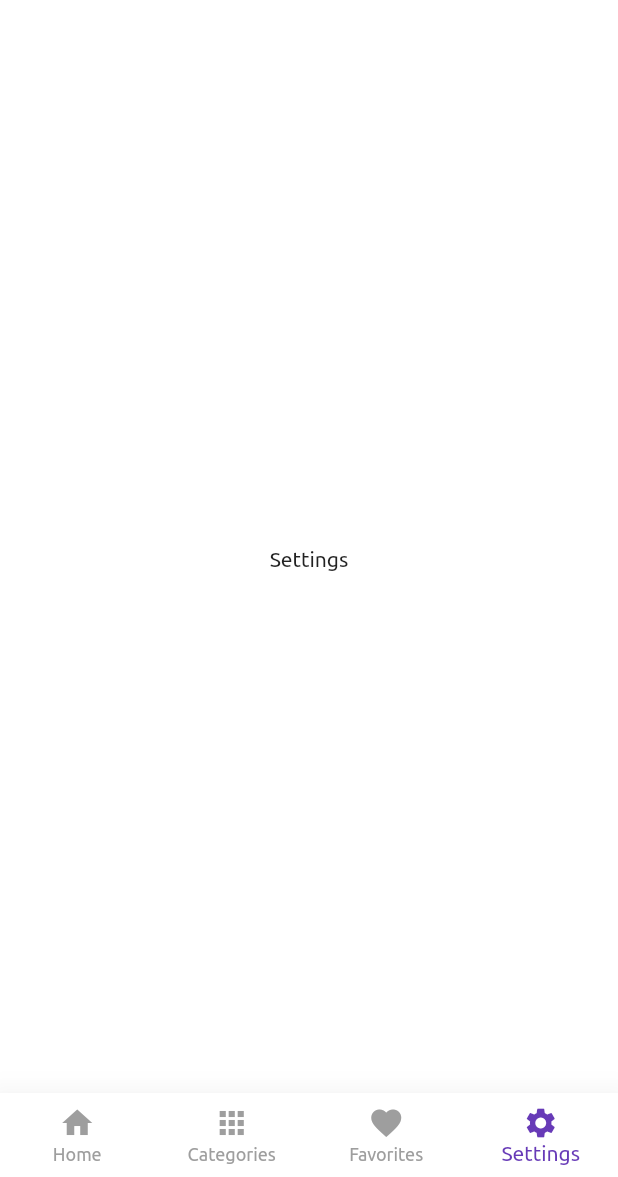
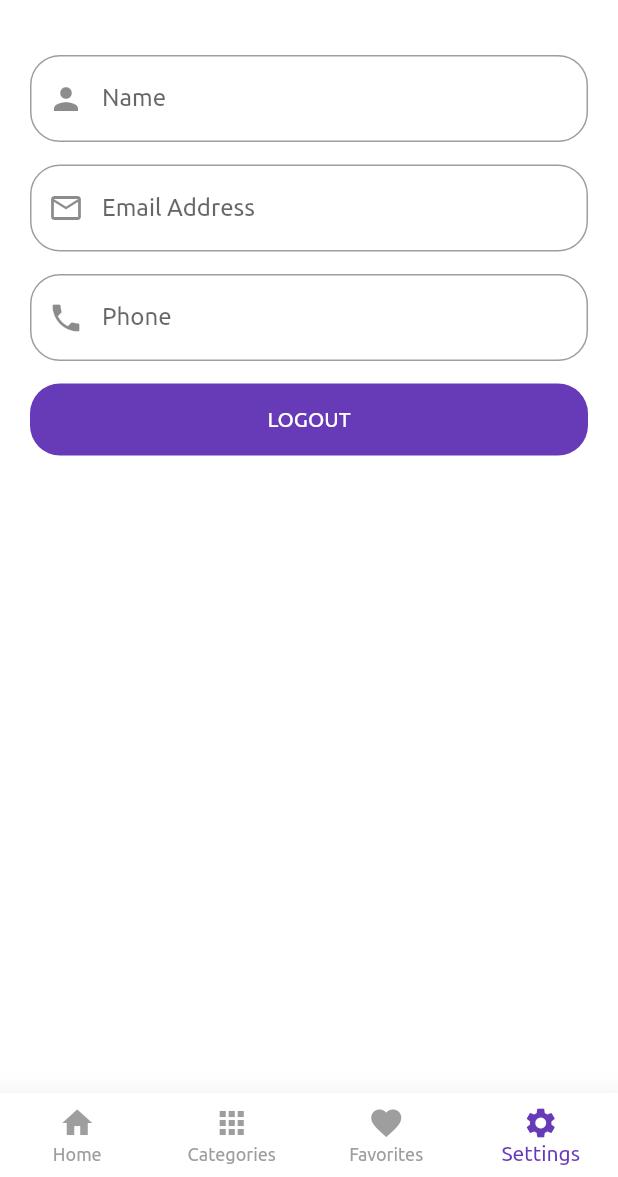
Before and after one commit to GhadaAhmed152420/ShopApp, a Flutter app: the HomeScreen screen opened directly, item 4 of the bottom bar chosen, on a phone screen of 412 x 824 dp, the part 59-1236 px from its top. Run offline on Flutter 3.47's test engine with Material 2 defaults, Android fonts, the phone set to English and light mode, and no system bars; our stand-ins replace carousel_slider, conditional_builder_null_safety, dio, flutter_bloc, fluttertoast, shared_preferences and 1 more; accounts and stored records are empty; network calls fail.

Commit message:
setting & logout

```diff
--- a/lib/models/login_model.dart
+++ b/lib/models/login_model.dart
@@ -1,6 +1,6 @@
 class LoginModel {
   bool? status;
-  late String message;
+  String? message;
   UserData? data;
 
   LoginModel.fromJson(Map<String, dynamic> json) {
--- a/lib/shared/cubit/app/cubit.dart
+++ b/lib/shared/cubit/app/cubit.dart
@@ -21,10 +21,10 @@ class AppCubit extends Cubit<AppStates> {
 
   var currentIndex = 0;
 
-  List<Widget> bottomScreens = const [
-    ProductsScreen(),
-    CategoriesScreen(),
-    FavoritesScreen(),
+  List<Widget> bottomScreens = [
+    const ProductsScreen(),
+    const CategoriesScreen(),
+    const FavoritesScreen(),
     SettingsScreen(),
   ];
 
@@ -126,7 +126,7 @@ class AppCubit extends Cubit<AppStates> {
 
       printFullText(userModel!.data!.name!);
 
-      emit(SuccessGetUserDataState());
+      emit(SuccessGetUserDataState(userModel!));
     }).catchError((error) {
       print(error.toString());
       emit(ErrorGetUserDataState());
--- a/lib/shared/cubit/app/states.dart
+++ b/lib/shared/cubit/app/states.dart
@@ -1,4 +1,5 @@
 import 'package:shop_app/models/change_favorites_model.dart';
+import 'package:shop_app/models/login_model.dart';
 
 abstract class AppStates {}
 
@@ -19,11 +20,9 @@ class ErrorCategoriesState extends AppStates {}
 class ChangeFavoritesState extends AppStates {}
 
 class SuccessChangeFavoritesState extends AppStates {
-
   final ChangeFavoritesModel model;
 
   SuccessChangeFavoritesState(this.model);
-
 }
 
 class ErrorChangeFavoritesState extends AppStates {}
@@ -36,6 +35,10 @@ class ErrorGetFavoritesState extends AppStates {}
 
 class LoadingGetUserDataState extends AppStates {}
 
-class SuccessGetUserDataState extends AppStates {}
+class SuccessGetUserDataState extends AppStates {
+  final LoginModel loginModel;
+
+  SuccessGetUserDataState(this.loginModel);
+}
 
 class ErrorGetUserDataState extends AppStates {}
--- a/lib/views/login_screen.dart
+++ b/lib/views/login_screen.dart
@@ -3,6 +3,7 @@ import 'package:flutter/material.dart';
 import 'package:flutter_bloc/flutter_bloc.dart';
 import 'package:shop_app/shared/cubit/login/cubit.dart';
 import '../shared/components/components.dart';
+import '../shared/components/constants.dart';
 import '../shared/cubit/login/states.dart';
 import '../shared/network/local/cache_helper.dart';
 import 'home_screen.dart';
@@ -22,12 +23,10 @@ class LoginScreen extends StatelessWidget {
         listener: (BuildContext context, state) {
           if (state is LoginSuccessState) {
             if (state.loginModel.status == true) {
-              print(state.loginModel.message);
-              print(state.loginModel.data?.token);
-
               CacheHelper.saveData(
                       key: 'token', value: state.loginModel.data?.token)
                   .then((value) {
+                token = state.loginModel.data!.token;
                 Navigator.pushAndRemoveUntil(
                     context,
                     MaterialPageRoute(builder: (context) => const HomeScreen()),
@@ -37,7 +36,7 @@ class LoginScreen extends StatelessWidget {
               print(state.loginModel.message);
 
               showToast(
-                  message: state.loginModel.message, state: ToastStates.ERROR);
+                  message: state.loginModel.message!, state: ToastStates.ERROR);
             }
           }
         },
--- a/lib/views/settings_screen.dart
+++ b/lib/views/settings_screen.dart
@@ -1,15 +1,124 @@
+import 'package:conditional_builder_null_safety/conditional_builder_null_safety.dart';
 import 'package:flutter/material.dart';
+import 'package:flutter_bloc/flutter_bloc.dart';
+import 'package:shop_app/shared/components/constants.dart';
+import 'package:shop_app/shared/cubit/app/cubit.dart';
+import 'package:shop_app/shared/cubit/app/states.dart';
+import 'package:shop_app/views/login_screen.dart';
 
 class SettingsScreen extends StatelessWidget {
-  const SettingsScreen({Key? key}) : super(key: key);
+  var nameController = TextEditingController();
+  var emailController = TextEditingController();
+  var phoneController = TextEditingController();
 
   @override
   Widget build(BuildContext context) {
-    return Center(
-      child: Text(
-        'Settings',
-        style: Theme.of(context).textTheme.bodyText1,
-      ),
+    return BlocConsumer<AppCubit, AppStates>(
+      listener: (BuildContext context, state) {},
+      builder: (BuildContext context, Object? state) {
+        var model = AppCubit.get(context).userModel;
+
+        nameController.text = model!.data!.name!;
+        emailController.text = model.data!.email!;
+        phoneController.text = model.data!.phone!;
+
+        return ConditionalBuilder(
+          condition: AppCubit.get(context).userModel != null,
+          builder: (BuildContext context) => Padding(
+            padding: const EdgeInsets.all(20.0),
+            child: Column(
+              children: [
+                TextFormField(
+                  controller: nameController,
+                  validator: (String? value) {
+                    if (value!.isEmpty) {
+                      return "Name must not be empty";
+                    }
+                    return null;
+                  },
+                  keyboardType: TextInputType.name,
+                  decoration: InputDecoration(
+                    labelText: 'Name',
+                    prefixIcon: const Icon(
+                      Icons.person,
+                    ),
+                    border: OutlineInputBorder(
+                      borderRadius: BorderRadius.circular(20.0),
+                    ),
+                  ),
+                ),
+                const SizedBox(
+                  height: 15.0,
+                ),
+                TextFormField(
+                  controller: emailController,
+                  validator: (String? value) {
+                    if (value!.isEmpty) {
+                      return "Email must not be empty";
+                    }
+                    return null;
+                  },
+                  keyboardType: TextInputType.emailAddress,
+                  decoration: InputDecoration(
+                    labelText: 'Email Address',
+                    prefixIcon: const Icon(
+                      Icons.email_outlined,
+                    ),
+                    border: OutlineInputBorder(
+                      borderRadius: BorderRadius.circular(20.0),
+                    ),
+                  ),
+                ),
+                const SizedBox(
+                  height: 15.0,
+                ),
+                TextFormField(
+                  controller: phoneController,
+                  validator: (String? value) {
+                    if (value!.isEmpty) {
+                      return "phone must not be empty";
+                    }
+                    return null;
+                  },
+                  keyboardType: TextInputType.phone,
+                  decoration: InputDecoration(
+                    labelText: 'Phone',
+                    prefixIcon: const Icon(
+                      Icons.phone,
+                    ),
+                    border: OutlineInputBorder(
+                      borderRadius: BorderRadius.circular(20.0),
+                    ),
+                  ),
+                ),
+                const SizedBox(
+                  height: 15.0,
+                ),
+                Container(
+                  width: double.infinity,
+                  decoration: BoxDecoration(
+                    color: Colors.deepPurple,
+                    borderRadius: BorderRadius.circular(20.0),
+                  ),
+                  child: MaterialButton(
+                    onPressed: () {
+                      signOut(context);
+                    },
+                    child: const Text(
+                      'LOGOUT',
+                      style: TextStyle(
+                        color: Colors.white,
+                      ),
+                    ),
+                  ),
+                ),
+              ],
+            ),
+          ),
+          fallback: (BuildContext context) =>
+              const Center(child: CircularProgressIndicator()),
+        );
+      },
     );
   }
 }
```
